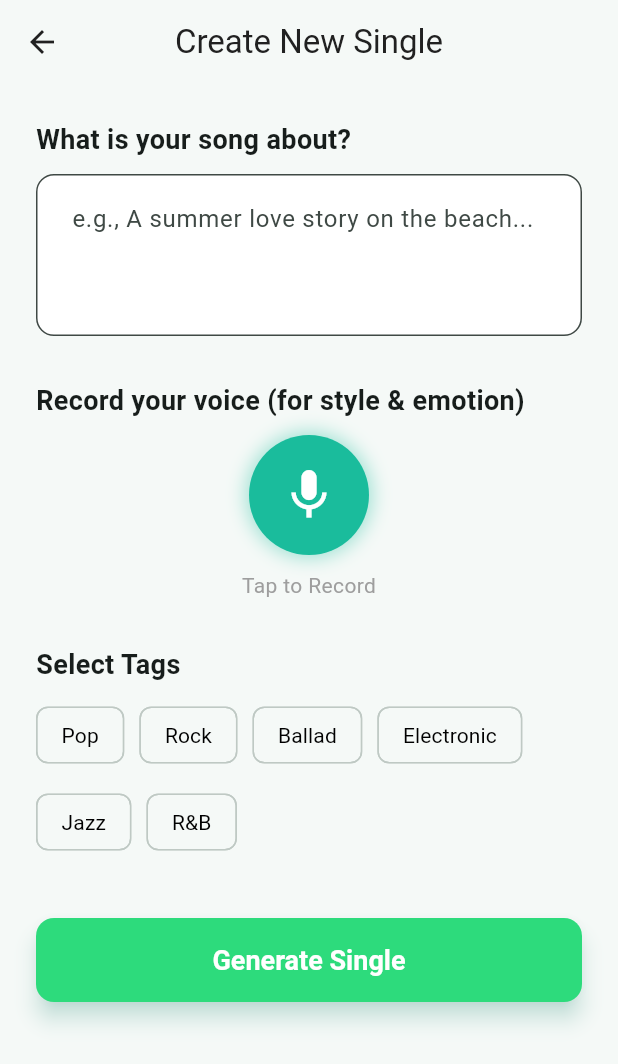
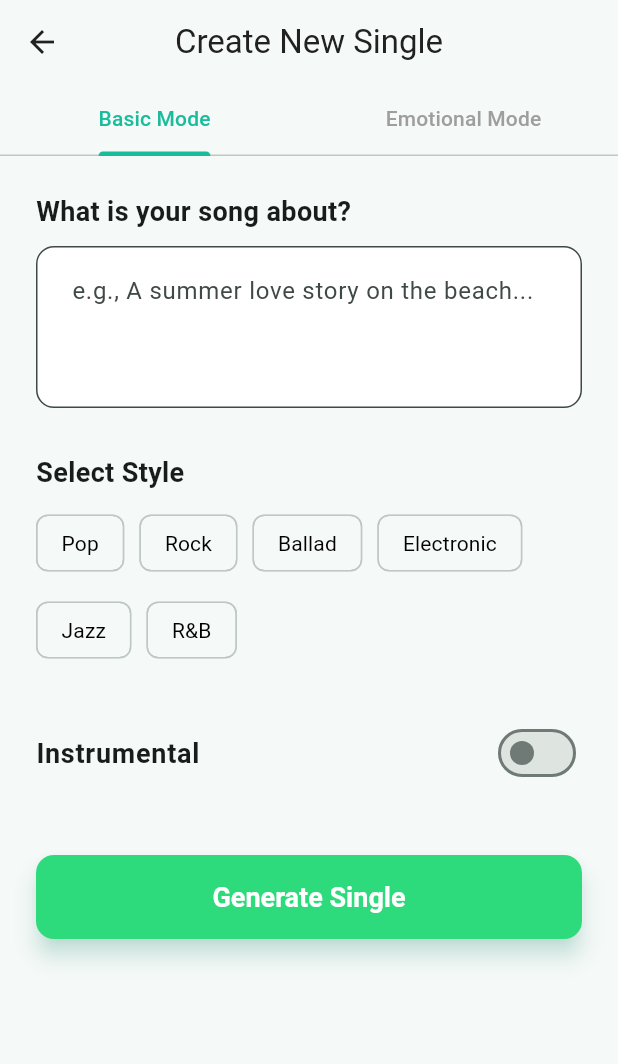
Before and after one commit to hymanliu2015/sonoul, a Flutter app: the CreateSinglePage screen opened by its route, on a phone screen of 412 x 824 dp. Shown: the top 1064 px of the screen. Run offline on Flutter 3.47's test engine with Material 3 defaults, Android fonts, the phone set to English and light mode, and no system bars; our stand-ins replace audioplayers, dio, fluttertoast, get, in_app_purchase, in_app_review and 7 more; missing offline and left inert: record; accounts and stored records are empty; network calls fail.

Commit message:
create song update

```diff
--- a/lib/features/song/create_single_page.dart
+++ b/lib/features/song/create_single_page.dart
@@ -15,8 +15,29 @@ class CreateSinglePage extends StatelessWidget {
       appBar: AppBar(
         title: const Text('Create New Single'),
         centerTitle: true,
+        bottom: TabBar(
+          controller: controller.tabController,
+          tabs: const [
+            Tab(text: 'Basic Mode'),
+            Tab(text: 'Emotional Mode'),
+          ],
+          labelColor: AppColors.primary,
+          unselectedLabelColor: Colors.grey,
+          indicatorColor: AppColors.primary,
         ),
-      body: SingleChildScrollView(
+      ),
+      body: TabBarView(
+        controller: controller.tabController,
+        children: [
+          _buildBasicMode(),
+          _buildEmotionalMode(),
+        ],
+      ),
+    );
+  }
+
+  Widget _buildBasicMode() {
+    return SingleChildScrollView(
       padding: const EdgeInsets.all(24.0),
       child: Column(
         crossAxisAlignment: CrossAxisAlignment.start,
@@ -40,64 +61,7 @@ class CreateSinglePage extends StatelessWidget {
           ),
           const SizedBox(height: 30),
           const Text(
-              'Record your voice (for style & emotion)',
-              style: TextStyle(fontSize: 18, fontWeight: FontWeight.bold),
-            ),
-            const SizedBox(height: 10),
-            Center(
-              child: Obx(() => Column(
-                children: [
-                  GestureDetector(
-                    onTap: () {
-                      if (controller.isRecording.value) {
-                        controller.stopRecording();
-                      } else {
-                        controller.startRecording();
-                      }
-                    },
-                    child: Container(
-                      width: 80,
-                      height: 80,
-                      decoration: BoxDecoration(
-                        color: controller.isRecording.value ? Colors.red : AppColors.primary,
-                        shape: BoxShape.circle,
-                        boxShadow: [
-                          BoxShadow(
-                            color: (controller.isRecording.value ? Colors.red : AppColors.primary).withValues(alpha: 0.4),
-                            blurRadius: 10,
-                            spreadRadius: 2,
-                          )
-                        ],
-                      ),
-                      child: Icon(
-                        controller.isRecording.value ? Icons.stop : Icons.mic,
-                        color: Colors.white,
-                        size: 40,
-                      ),
-                    ),
-                  ),
-                  const SizedBox(height: 10),
-                  Text(
-                    controller.isRecording.value ? 'Recording...' : 'Tap to Record',
-                    style: TextStyle(
-                      color: controller.isRecording.value ? Colors.red : Colors.grey,
-                    ),
-                  ),
-                  if (controller.recordedFilePath.value.isNotEmpty && !controller.isRecording.value)
-                    Padding(
-                      padding: const EdgeInsets.only(top: 10),
-                      child: TextButton.icon(
-                        onPressed: controller.playRecording,
-                        icon: const Icon(Icons.play_arrow),
-                        label: const Text('Play Recording'),
-                      ),
-                    ),
-                ],
-              )),
-            ),
-            const SizedBox(height: 30),
-            const Text(
-              'Select Tags',
+            'Select Style',
             style: TextStyle(fontSize: 18, fontWeight: FontWeight.bold),
           ),
           const SizedBox(height: 10),
@@ -119,8 +83,100 @@ class CreateSinglePage extends StatelessWidget {
               );
             }).toList(),
           )),
+          const SizedBox(height: 30),
+          Obx(() => SwitchListTile(
+            title: const Text('Instrumental', style: TextStyle(fontSize: 18, fontWeight: FontWeight.bold)),
+            value: controller.isInstrumental.value,
+            onChanged: (val) => controller.isInstrumental.value = val,
+            activeColor: AppColors.primary,
+            contentPadding: EdgeInsets.zero,
+          )),
           const SizedBox(height: 40),
-            Obx(() => SizedBox(
+          _buildGenerateButton(),
+        ],
+      ),
+    );
+  }
+
+  Widget _buildEmotionalMode() {
+    return Padding(
+      padding: const EdgeInsets.all(24.0),
+      child: Column(
+        mainAxisAlignment: MainAxisAlignment.center,
+        children: [
+          const Text(
+            'Record your emotion',
+            style: TextStyle(fontSize: 22, fontWeight: FontWeight.bold),
+          ),
+          const SizedBox(height: 10),
+          const Text(
+            'Hum a melody or express your feelings (min 5s)',
+            textAlign: TextAlign.center,
+            style: TextStyle(fontSize: 16, color: Colors.grey),
+          ),
+          const SizedBox(height: 60),
+          Obx(() => GestureDetector(
+            onTap: () {
+              if (controller.isRecording.value) {
+                controller.stopRecording();
+              } else {
+                controller.startRecording();
+              }
+            },
+            child: Container(
+              width: 120,
+              height: 120,
+              decoration: BoxDecoration(
+                color: controller.isRecording.value ? Colors.red : AppColors.primary,
+                shape: BoxShape.circle,
+                boxShadow: [
+                  BoxShadow(
+                    color: (controller.isRecording.value ? Colors.red : AppColors.primary).withValues(alpha: 0.4),
+                    blurRadius: 20,
+                    spreadRadius: 5,
+                  )
+                ],
+              ),
+              child: Icon(
+                controller.isRecording.value ? Icons.stop : Icons.mic,
+                color: Colors.white,
+                size: 60,
+              ),
+            ),
+          )),
+          const SizedBox(height: 20),
+          Obx(() => Text(
+            controller.isRecording.value ? 'Recording...' : 'Tap to Record',
+            style: TextStyle(
+              fontSize: 18,
+              fontWeight: FontWeight.bold,
+              color: controller.isRecording.value ? Colors.red : Colors.grey,
+            ),
+          )),
+          const SizedBox(height: 40),
+          Obx(() {
+            if (controller.recordedFilePath.value.isNotEmpty && !controller.isRecording.value) {
+              return Column(
+                children: [
+                  TextButton.icon(
+                    onPressed: controller.playRecording,
+                    icon: const Icon(Icons.play_arrow),
+                    label: const Text('Play Recording'),
+                  ),
+                  const SizedBox(height: 20),
+                  _buildGenerateButton(),
+                ],
+              );
+            }
+            return const SizedBox.shrink();
+          }),
+        ],
+      ),
+    );
+  }
+
+  Widget _buildGenerateButton() {
+    return Obx(() => SizedBox(
       width: double.infinity,
       child: ElevatedButton(
         onPressed: controller.isGenerating.value
@@ -147,10 +203,6 @@ class CreateSinglePage extends StatelessWidget {
                 style: TextStyle(fontSize: 18, fontWeight: FontWeight.bold),
               ),
       ),
-            )),
-          ],
-        ),
-      ),
-    );
+    ));
   }
 }
--- a/lib/features/song/song_detail_page.dart
+++ b/lib/features/song/song_detail_page.dart
@@ -33,13 +33,13 @@ class SongDetailPage extends StatelessWidget {
                 borderRadius: BorderRadius.circular(20),
                 boxShadow: [
                   BoxShadow(
-                    color: Colors.black.withValues(alpha: 0.3),
+                    color: Colors.black.withOpacity(0.3),
                     blurRadius: 20,
                     offset: const Offset(0, 10),
                   ),
                 ],
                 image: DecorationImage(
-                  image: NetworkImage(controller.song['cover_url'] ?? 'https://picsum.photos/200'),
+                  image: NetworkImage(controller.song['cover_url'] ?? 'https://via.placeholder.com/300'),
                   fit: BoxFit.cover,
                 ),
               ),
--- a/lib/main.dart
+++ b/lib/main.dart
@@ -3,6 +3,7 @@ import 'package:sonoul/routes/app_pages.dart';
 import 'package:sonoul/services/init_service.dart';
 import 'package:flutter/material.dart';
 import 'package:get/get.dart';
+
 
 void main() async{
   WidgetsFlutterBinding.ensureInitialized();
```
Also changed, not shown: lib/common/lang/app_translations.dart (added, +9 -0 lines), lib/common/lang/message.dart (deleted, +0 -13 lines), lib/features/song/create_single_controller.dart (+87 -29 lines), lib/services/song_generation_service.dart (+49 -9 lines). Lines whose indentation alone changed are shown as unchanged.
